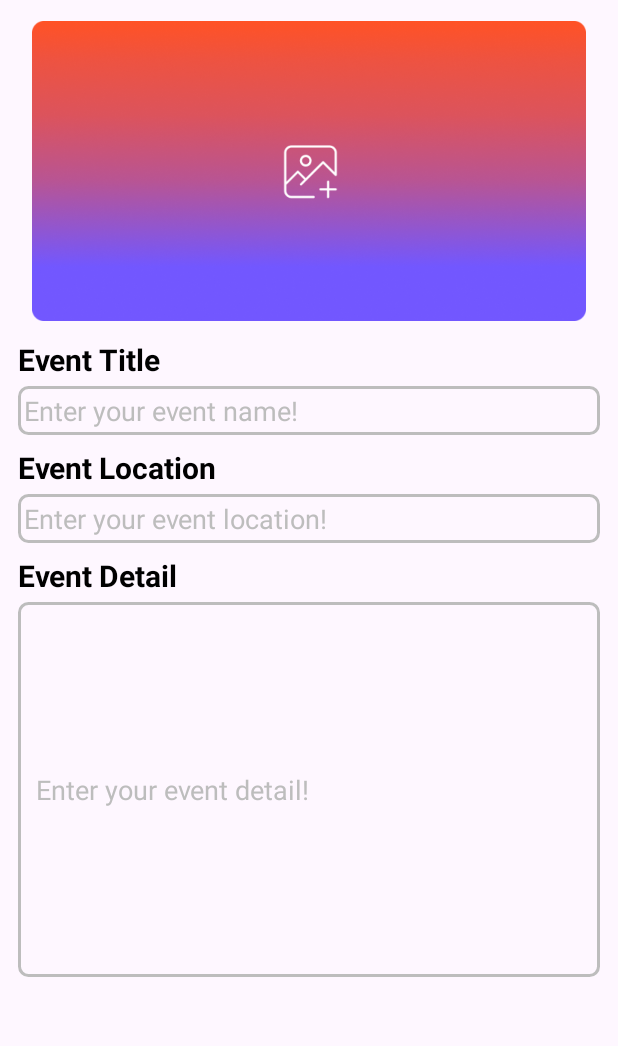
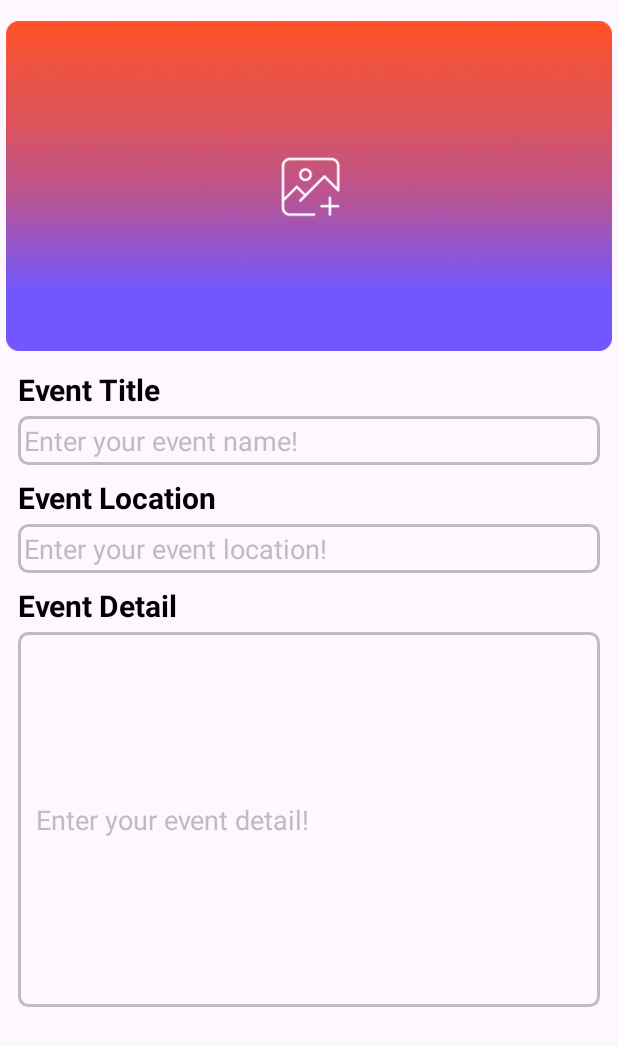
Before and after one commit to CMPUT301F24mohggg/MohgggDraw, an Android app: the layout fragment_basic_information.xml on its own in the app's theme, with its tools: preview values and no code run, on a phone screen of 412 x 824 dp. Shown: the top 1046 px of the screen. Run offline under Robolectric (Android 15) with nearby library versions, the light colour scheme and no system bars.

Commit message:
made some chaneges to ui for basicinfofragment

```diff
--- a/app/src/main/res/layout/fragment_basic_information.xml
+++ b/app/src/main/res/layout/fragment_basic_information.xml
@@ -12,11 +12,11 @@
         <!-- Image Upload Placeholder, acts as the Upload Button -->
         <ImageView
         android:id="@+id/organizer_event_poster"
-        android:layout_width="380dp"
-        android:layout_height="200dp"
+        android:layout_width="500dp"
+        android:layout_height="220dp"
         android:layout_centerHorizontal="true"
         android:layout_marginTop="10dp"
-        android:scaleType="fitCenter"
+        android:scaleType="fitXY"
         android:src="@drawable/uploadposter"
         android:contentDescription="Event Poster"
         android:clickable="true"
```
